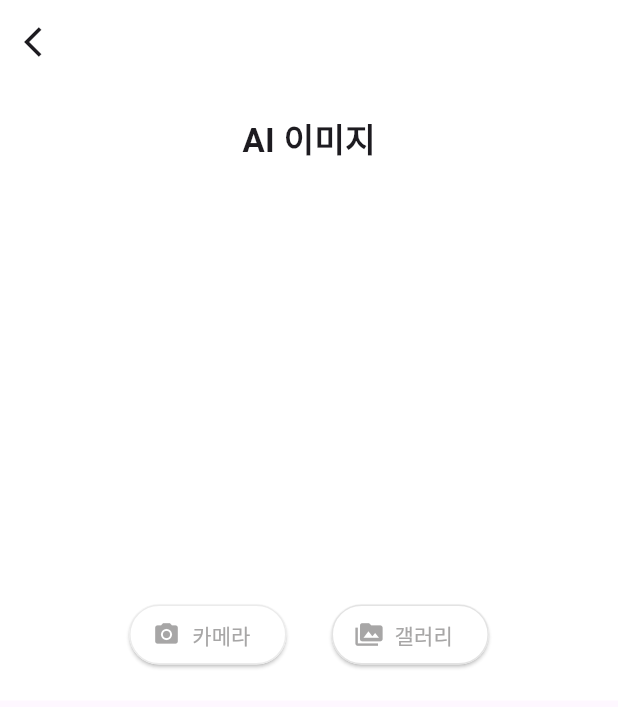
After one commit to kimnambin/banergy, a Flutter app: the screen it shows after launch, item 2 of the bottom bar chosen, on a phone screen of 412 x 824 dp. The commit adds this screen. Shown: the top 707 px of the screen. Run offline on Flutter 3.47's test engine with Material 3 defaults, Android fonts, the light colour scheme and no system bars; our stand-ins replace beamer, carousel_slider, flutter_dotenv, image_cropper, image_picker, permission_handler and 3 more; missing offline and left inert: qr_bar_code_scanner_dialog.

Commit message:
내가 확인용 alimg만 보기!!

```diff
--- /dev/null
+++ b/lib/aIimg.dart
@@ -0,0 +1,253 @@
+// ignore_for_file: use_build_context_synchronously
+
+import 'dart:io';
+import 'package:flutter/material.dart';
+import 'package:flutter_banergy/mypage/mypage.dart';
+import 'package:image_picker/image_picker.dart';
+import 'package:http/http.dart' as http;
+// ignore: depend_on_referenced_packages
+import 'package:flutter_dotenv/flutter_dotenv.dart';
+import 'dart:convert';
+
+Future<void> main() async {
+  await dotenv.load(fileName: ".env");
+  runApp(const MaterialApp(
+    home: AI_imgScreen(),
+  ));
+}
+
+class AI_imgScreen extends StatefulWidget {
+  const AI_imgScreen({super.key});
+
+  @override
+  // ignore: library_private_types_in_public_api
+  _AI_imgScreenState createState() => _AI_imgScreenState();
+}
+
+class _AI_imgScreenState extends State<AI_imgScreen> {
+  File? _image;
+  final ImagePicker _picker = ImagePicker();
+  String baseUrl = dotenv.env['BASE_URL'] ?? 'http://localhost';
+  String aiResult = '';
+
+  Future<void> _getImage(ImageSource source) async {
+    final pickedFile = await _picker.pickImage(source: source);
+
+    setState(() {
+      if (pickedFile != null) {
+        _image = File(pickedFile.path);
+      }
+    });
+  }
+
+  Future<void> _addProduct(BuildContext context) async {
+    try {
+      var request = http.MultipartRequest(
+        'POST',
+        Uri.parse('$baseUrl:8000/AI/img'),
+      );
+
+      // 이미지 파일 추가
+      if (_image != null) {
+        var imageStream = http.ByteStream(_image!.openRead());
+        var length = await _image!.length();
+        var multipartFile = http.MultipartFile(
+          'image',
+          imageStream,
+          length,
+          filename: _image!.path.split('/').last,
+        );
+        request.files.add(multipartFile);
+      }
+
+      var response = await request.send();
+
+      if (response.statusCode == 200) {
+        var responseData = await http.Response.fromStream(response);
+        var jsonData = json.decode(responseData.body); // JSON 파싱
+        setState(() {
+          aiResult = jsonData['AI 분석결과']; // AI 분석 결과 저장
+        });
+        _showResultDialog(context); // 결과 표시
+      } else {
+        _showErrorDialog(context, '다시 한번 확인해주세요');
+      }
+    } catch (e) {
+      print('서버에서 오류가 발생했음: $e');
+      _showErrorDialog(context, '서버에서 오류가 발생했습니다.');
+    }
+  }
+
+  void _showResultDialog(BuildContext context) {
+    showDialog(
+      context: context,
+      builder: (BuildContext context) {
+        return AlertDialog(
+          content: Text('AI 분석결과: $aiResult'),
+          actions: [
+            TextButton(
+              onPressed: () {
+                Navigator.of(context).pop(); // 다이얼로그 닫기
+                Navigator.pushReplacement(
+                  context,
+                  MaterialPageRoute(
+                    builder: (context) => const MyHomePage(),
+                  ),
+                );
+              },
+              child: const Text('확인'),
+            ),
+          ],
+        );
+      },
+    );
+  }
+
+  void _showErrorDialog(BuildContext context, String message) {
+    showDialog(
+      context: context,
+      builder: (BuildContext context) {
+        return AlertDialog(
+          content: Text(message),
+          actions: [
+            TextButton(
+              onPressed: () {
+                Navigator.of(context).pop(); // 다이얼로그 닫기
+              },
+              child: const Text('확인'),
+            ),
+          ],
+        );
+      },
+    );
+  }
+
+  @override
+  Widget build(BuildContext context) {
+    return Scaffold(
+        appBar: AppBar(
+          centerTitle: true,
+          backgroundColor: Colors.white,
+          leading: IconButton(
+            icon: const Icon(Icons.arrow_back_ios),
+            onPressed: () {
+              Navigator.push(
+                context,
+                MaterialPageRoute(builder: (context) => const MyHomePage()),
+              );
+            },
+          ),
+        ),
+        //bottomNavigationBar: const BottomNavBar(),
+        body: Container(
+          color: Colors.white,
+          child: SingleChildScrollView(
+            child: Center(
+              child: Padding(
+                padding: const EdgeInsets.all(20.0),
+                child: Column(
+                  crossAxisAlignment: CrossAxisAlignment.center,
+                  children: [
+                    const Text(
+                      'AI 이미지',
+                      style:
+                          TextStyle(fontSize: 22, fontWeight: FontWeight.bold),
+                    ),
+                    const SizedBox(height: 20),
+                    _buildPhotoArea(),
+                    const SizedBox(height: 20),
+                    Row(
+                      mainAxisAlignment: MainAxisAlignment.center,
+                      children: [
+                        ElevatedButton.icon(
+                          onPressed: () {
+                            _getImage(ImageSource.camera);
+                          },
+                          icon: const Icon(
+                            Icons.camera_alt,
+                            color: Color(0xFFA7A6A6),
+                          ),
+                          label: const Text("카메라",
+                              style: TextStyle(
+                                color: Color(0xFFA7A6A6),
+                              )),
+                          style: ElevatedButton.styleFrom(
+                            backgroundColor: Colors.white,
+                            shape: RoundedRectangleBorder(
+                              side: const BorderSide(color: Color(0xFFEBEBEB)),
+                              borderRadius: BorderRadius.circular(40.0),
+                            ),
+                          ),
+                        ),
+                        const SizedBox(width: 30), // 간격 조절
+                        ElevatedButton.icon(
+                          onPressed: () {
+                            _getImage(ImageSource.gallery);
+                          },
+                          icon: const Icon(
+                            Icons.perm_media,
+                            color: Color(0xFFA7A6A6),
+                          ),
+                          label: const Text(
+                            "갤러리",
+                            style: TextStyle(
+                              color: Color(0xFFA7A6A6),
+                            ),
+                          ),
+                          style: ElevatedButton.styleFrom(
+                            backgroundColor: Colors.white,
+                            shape: RoundedRectangleBorder(
+                              side: const BorderSide(
+                                  color: Color.fromRGBO(227, 227, 227, 1.0)),
+                              borderRadius: BorderRadius.circular(40.0),
+                            ),
+                          ),
+                        ),
+                      ],
+                    ),
+                  ],
+                ),
+              ),
+            ),
+          ),
+        ));
+  }
+
+  Widget _buildPhotoArea() {
+    if (_image != null) {
+      return Column(
+        children: [
+          SizedBox(
+            width: 250,
+            height: 250,
+            child: Image.file(_image!),
+          ),
+          const SizedBox(height: 20),
+          ElevatedButton.icon(
+            onPressed: () {
+              if (_image != null) {
+                _addProduct(context);
+              }
+            },
+            icon: const Icon(Icons.add, color: Colors.white),
+            label: const Text("물어보기", style: TextStyle(color: Colors.white)),
+            style: ElevatedButton.styleFrom(
+              fixedSize: const Size(double.infinity, 45),
+              backgroundColor: const Color.fromARGB(255, 29, 171, 102),
+              shape: RoundedRectangleBorder(
+                side: const BorderSide(color: Color(0xFFEBEBEB)),
+                borderRadius: BorderRadius.circular(30.0),
+              ),
+            ),
+          ),
+        ],
+      );
+    } else {
+      return Container(
+        width: 250,
+        height: 250,
+        color: Colors.white,
+      );
+    }
+  }
+}
```
Also changed, not shown: lib/main.dart (+7 -5 lines), data/192d860b-49a0-4554-b2aa-9e901f5d949c1577115179045251882.jpg (added), data/test.jpg (added), data/test1.jpeg (added), static/d6f75929-359b-454a-b1e6-59257cb1b9d0668330858904935163.jpg (added), 4 other files.
